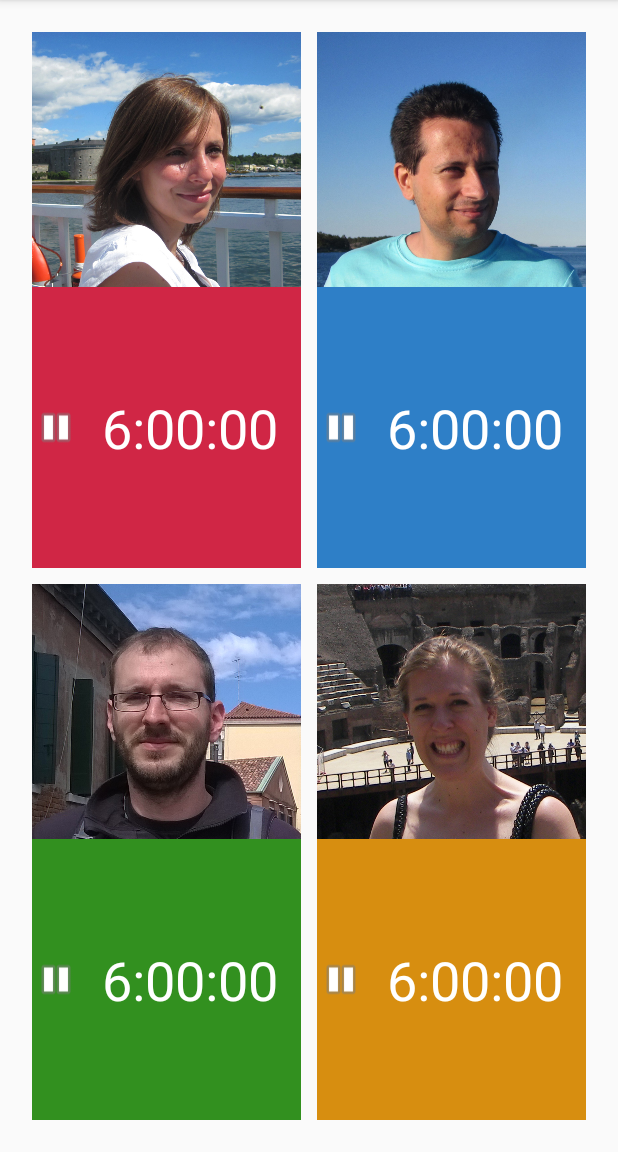
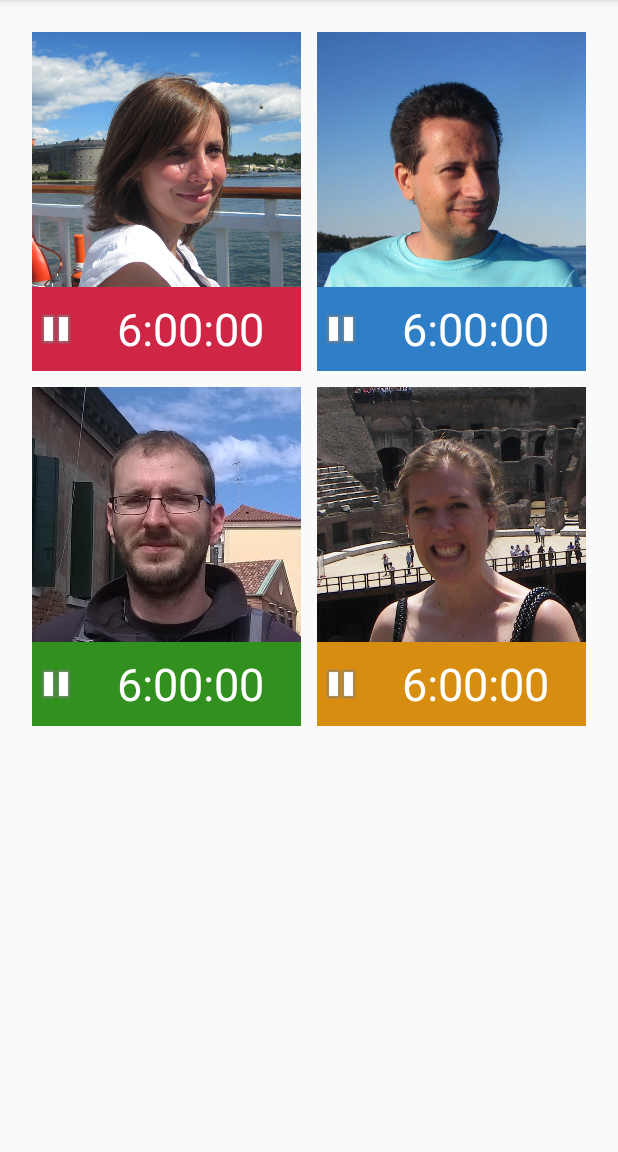
Before and after one commit to KrisKN/6happ, an Android app: the screen it shows after launch (MainActivity), on a phone screen of 412 x 824 dp, the part 84-1236 px from its top. Run offline under Robolectric (Android 15) with nearby library versions, the phone set to English and light mode, and no system bars.

Commit message:
Layout adjusted.

```diff
--- a/app/src/main/java/com/mauriundjens/sechsstundenapp/MainActivity.java
+++ b/app/src/main/java/com/mauriundjens/sechsstundenapp/MainActivity.java
@@ -70,7 +70,7 @@ public class MainActivity extends AppCompatActivity {
             public void run() {
                 handleTimer();
             }
-        }, 0, 1000);
+        }, 0, 100);
 
         // register action handlers for play/pause actions
         for (int i = 0; i < 4; ++i)
--- a/app/src/main/res/layout/content_main.xml
+++ b/app/src/main/res/layout/content_main.xml
@@ -20,12 +20,13 @@
         android:rowCount="2"
         android:layout_alignParentStart="true"
         android:layout_alignParentTop="true"
-        android:layout_height="match_parent">
+        android:layout_height="wrap_content"
+        android:scrollbars="horizontal|vertical">
 
         <GridLayout
             android:id="@+id/grid_ornella"
             android:background="#d02645"
-            android:layout_gravity="fill"
+            android:layout_gravity="top|fill_horizontal"
             android:layout_rowWeight="1"
             android:layout_columnWeight="1"
             android:columnCount="2"
@@ -45,23 +46,25 @@
             <ImageView
                 android:id="@+id/icon_ornella"
                 android:layout_gravity="fill"
-                app:srcCompat="@android:drawable/ic_media_play" />
+                app:srcCompat="@android:drawable/ic_media_play"
+                android:minHeight="56dp" />
 
             <TextView
                 android:text="5:59:59"
                 android:id="@+id/textView_ornella"
-                android:layout_gravity="center_vertical|fill_horizontal"
+                android:layout_gravity="center_vertical|center_horizontal"
                 android:textColor="@android:color/white"
                 android:textAlignment="center"
-                android:textSize="36sp"
-                android:fontFamily="sans-serif" />
+                android:textSize="30sp"
+                android:fontFamily="sans-serif"
+                android:width="120dp" />
 
         </GridLayout>
 
         <GridLayout
             android:id="@+id/grid_maurizio"
             android:background="#2e7fc7"
-            android:layout_gravity="fill"
+            android:layout_gravity="top|fill_horizontal"
             android:layout_rowWeight="1"
             android:layout_columnWeight="1"
             android:columnCount="2"
@@ -81,22 +84,24 @@
             <ImageView
                 android:id="@+id/icon_maurizio"
                 android:layout_gravity="fill"
-                app:srcCompat="@android:drawable/ic_media_play" />
+                app:srcCompat="@android:drawable/ic_media_play"
+                android:minHeight="56dp" />
 
             <TextView
                 android:text="5:59:59"
                 android:id="@+id/textView_maurizio"
-                android:layout_gravity="center_vertical|fill_horizontal"
+                android:layout_gravity="center_vertical|center_horizontal"
                 android:textColor="@android:color/white"
                 android:textAlignment="center"
-                android:textSize="36sp" />
+                android:textSize="30sp"
+                android:width="120dp" />
 
         </GridLayout>
 
         <GridLayout
             android:id="@+id/grid_jens"
             android:background="#32901f"
-            android:layout_gravity="fill"
+            android:layout_gravity="top|fill_horizontal"
             android:layout_rowWeight="1"
             android:layout_columnWeight="1"
             android:columnCount="2"
@@ -116,22 +121,24 @@
             <ImageView
                 android:id="@+id/icon_jens"
                 android:layout_gravity="fill"
-                app:srcCompat="@android:drawable/ic_media_play" />
+                app:srcCompat="@android:drawable/ic_media_play"
+                android:minHeight="56dp" />
 
             <TextView
                 android:text="5:59:59"
                 android:id="@+id/textView_jens"
-                android:layout_gravity="center_vertical|fill_horizontal"
+                android:layout_gravity="center_vertical|center_horizontal"
                 android:textColor="@android:color/white"
                 android:textAlignment="center"
-                android:textSize="36sp" />
+                android:textSize="30sp"
+                android:width="120dp" />
 
         </GridLayout>
 
         <GridLayout
             android:id="@+id/grid_julia"
             android:background="#d78e10"
-            android:layout_gravity="fill"
+            android:layout_gravity="top|fill_horizontal"
             android:layout_rowWeight="1"
             android:layout_columnWeight="1"
             android:columnCount="2"
@@ -151,15 +158,17 @@
             <ImageView
                 android:id="@+id/icon_julia"
                 android:layout_gravity="fill"
-                app:srcCompat="@android:drawable/ic_media_play" />
+                app:srcCompat="@android:drawable/ic_media_play"
+                android:minHeight="56dp" />
 
             <TextView
                 android:text="5:59:59"
                 android:id="@+id/textView_julia"
-                android:layout_gravity="center_vertical|fill_horizontal"
+                android:layout_gravity="center_vertical|center_horizontal"
                 android:textColor="@android:color/white"
                 android:textAlignment="center"
-                android:textSize="36sp" />
+                android:textSize="30sp"
+                android:width="120dp" />
 
         </GridLayout>
 
```
